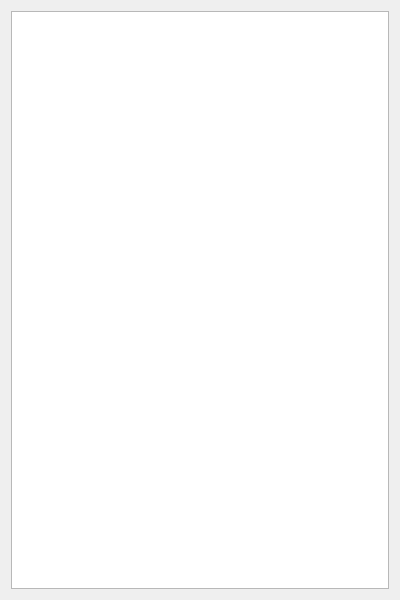
Above: Client/front_end/dealfriendrequest.ui from Sjeary/OnPointLinkProgram before the change. Below: the same form after it.
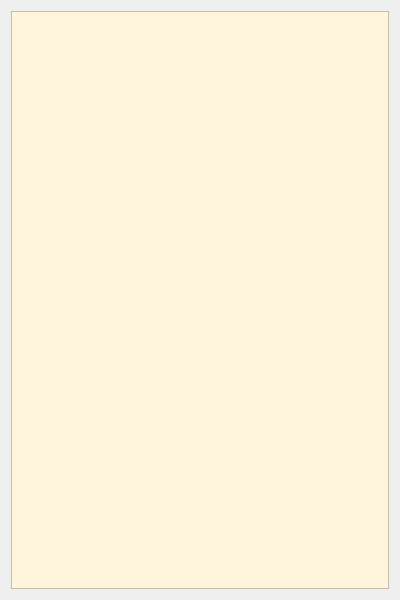
That is the form after the change. Icons and pictures are not drawn.

```diff
--- a/Client/front_end/dealfriendrequest.ui
+++ b/Client/front_end/dealfriendrequest.ui
@@ -13,12 +13,248 @@
   <property name="windowTitle">
    <string>Form</string>
   </property>
+  <property name="styleSheet">
+   <string notr="true">
+#login, #MainWindow,#DealFriendRequest
+{
+    /*背景色，蓝到淡黄渐变*/
+    /*渐变色:rgba中最后一值为透明度,0_255&lt;-&gt;完全透明_不透明*/
+    background-color: qradialgradient(cx:0.25, cy:0.25, radius:0.75, fx:0.618 fy:0.618,
+                                        stop:0 rgba(20,150,220,240),
+                                        stop:1 rgba(255,245,220,240));
+}
+
+#login
+{
+    /*宽高*/
+    width: 800px;
+    height: 500px;
+}
+
+#label_picture
+{
+    /*背景图片，注意格式*/
+    border-image:url(:/res/background-images/login1.jpg) 4 4 4 4 strech strech;
+    /*为logo采用特殊字体*/
+    font-family: Chiller;
+    font-size: 80px;
+    font-weight:bold;
+}
+
+
+#pushButton_Login
+{
+    font-family:STXinwei;
+    font-size: 24px;
+    font-weight:bold;
+}
+
+
+QComboBox
+{
+    /*背景，淡黄*/
+    background: rgb(255,245,220);
+    /*边框，蓝绿*/
+    border-color: rgb(0,140,180);
+    border-style: groove;
+    border-radius: 3px;
+    border-width: 2px;
+    /*前景/字体*/
+    color: black;
+    font-family: consolas;
+    font-size: 24px;
+    /*内边距*/
+    padding-top: 2px;
+    padding-left: 2px;
+    /*宽高*/
+    height: 30px;
+}
+/*下拉框格式*/
+QComboBox QAbstractItemView
+{
+    /*背景，淡黄*/
+    background: rgb(255,245,220);
+    /*前景/字体*/
+    color: black;
+    font-family: consolas;
+    font-size: 24px;
+    /*内边距*/
+    padding-top: 2px;
+    padding-left: 2px;
+    /*宽高*/
+    height: 30px;
+}
+/*选中效果*/
+QComboBox:on
+{
+    padding-top: 3px;
+    padding-left: 4px;
+}
+/*下拉箭头容器*/
+QComboBox::drop-down
+{
+    width: 32px;
+    height: 32px;
+}
+
+/*下拉箭头*/
+QComboBox::down-arrow
+{
+    image: url(:/res/icons/xia_la.png);
+}
+/*下拉箭头选中效果*/
+QComboBox::down-arrow:on
+{
+    image: url(:/res/icons/shang_la.png);
+}
+
+/*确认框*/
+QCheckBox
+{
+    /*前景/字体*/
+    color: black;
+    font-family: consolas;
+    font-size: 24px;
+    /*内边距*/
+    padding-left:5px;
+}
+
+QCheckBox::indicator{/*选择框尺寸*/
+    background-color: rgba(255, 255, 255, 0);
+    border: 0px solid #b1b1b1;
+        width: 30px;
+        height: 30px;
+}
+
+QCheckBox::indicator:unchecked
+{
+    image: url(:/res/icons/kaiguan_guan.png);
+}
+
+QCheckBox::indicator:checked
+{
+    image: url(:/res/icons/kaiguan_kai.png);
+}
+
+
+/*按钮*/
+QPushButton,QRadioButton
+{
+    /*背景，偏深蓝*/
+    background-color: rgb(0,180,240);
+    /*边框,淡黄*/
+    border-color: rgba(240,230,210,220);
+    border-radius: 5px;
+    border-style: groove;
+    border-width: 2px;
+    /*前景/字体，淡蓝*/
+    color: rgb(240,255,255);
+    font-family: consolas;
+    font-size: 20px;
+    font-weight:bold;
+    /*内边距*/
+    /*宽高*/
+    height:30px;
+}
+
+/*悬停时，背景变为淡蓝色，字体变为白色*/
+QRadioButton:hover,QPushButton:hover
+{
+    background-color: rgb(100,180,250);
+    color: white;
+}
+
+/*按下时，背景变为蓝绿色，显示边框效果*/
+QPushButton:pressed,QRadioButton:pressed
+{
+    /*背景*/
+    background-color: rgb(0,140,180);
+    /*边框*/
+    border-style: inset;
+    /*前景/字体*/
+    color: white;
+    /*内边距*/
+    padding-left:2px;
+    padding-top:2px;
+}
+
+
+QLabel
+{
+    font-family: consolas;
+    font-size: 24px;
+    font-weight:bold;
+    /*设置QLabel字体为居中*/
+    qproperty-alignment:AlignCenter;
+}
+
+
+QTableWidget
+{
+    /*背景，淡黄*/
+    background: rgb(255,245,220);
+    /*选中背景，蓝色*/
+    selection-background-color: rgb(10, 140, 220);
+    /*边框，蓝绿*/
+    border-color: rgb(0,140,180);
+    border-style: groove;
+    border-radius: 3px;
+    border-width: 2px;
+    /*前景/字体*/
+    color: black;
+    font-family: consolas;
+    font-size: 24px;
+    /*宽高*/
+    height: 30px;
+}
+
+QPlainTextEdit, QListWidget, QLineEdit, QTreeWidget
+{
+    /*背景，淡黄*/
+    background: rgb(255,245,220);
+    /*选中背景，蓝色*/
+    selection-background-color: rgb(10, 140, 220);
+    selection-color: white;
+    /*无边框*/
+
+    /*前景/字体*/
+    color: black;
+    font-family: consolas;
+    font-size: 16px;
+}
+
+QTreeWidget::item
+{
+    /*背景，淡黄*/
+    background: rgb(255,245,220);
+    /*选中背景，蓝色*/
+    selection-background-color: rgb(10, 140, 220);
+    selection-color: rgb(10, 140, 220);
+    /*无边框*/
+
+    /*前景/字体*/
+    color: black;
+    font-family: consolas;
+    font-size: 16px;
+}
+
+QPlainTextEdit, QLineEdit
+{
+    /*窄边框，灰色*/
+    border-color: rgb(160, 160, 160);
+    border-style: solid;
+    border-radius: 2px;
+    border-width: 1px;
+}
+</string>
+  </property>
   <layout class="QVBoxLayout" name="verticalLayout">
    <item>
     <widget class="QListWidget" name="listWidget">
      <property name="font">
       <font>
-       <pointsize>15</pointsize>
+       <family>consolas</family>
+       <pointsize>-1</pointsize>
       </font>
      </property>
     </widget>
```
